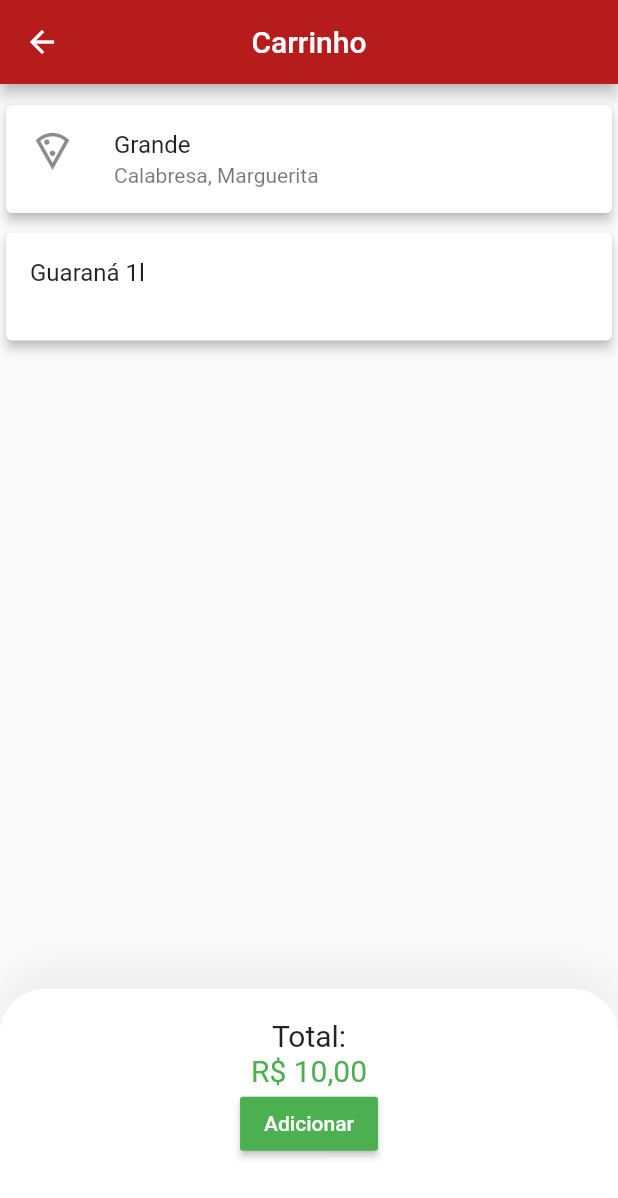
After one commit to GBRielGCLC/TCC-MOBILE, a Flutter app: the Carrinho screen opened by its route, on a phone screen of 412 x 824 dp. The commit adds this screen. Shown: the top 1198 px of the screen. Run offline on Flutter 3.47's test engine with Material 2 defaults, Android fonts, the phone set to English and light mode, and no system bars; missing offline and left inert: spinner_input.

Commit message:
início da tela de carrinho

```diff
--- a/lib/app_widget.dart
+++ b/lib/app_widget.dart
@@ -1,6 +1,8 @@
 import 'package:flutter/material.dart';
+import 'package:pizzaria/carrinho.dart';
 import 'package:pizzaria/pedido.dart';
 import 'package:pizzaria/teste.dart';
+import 'package:pizzaria/carrinho.dart';
 
 import 'mesa.dart';
 
@@ -16,6 +18,7 @@ class AppWidget extends StatelessWidget {
         "/": (context) => Mesa(),
         "/pedido": (context) => Pedido(),
         "/teste": (context) => Teste(),
+        "/carrinho": (context) => Carrinho(),
       },
     );
   }
--- /dev/null
+++ b/lib/carrinho.dart
@@ -0,0 +1,143 @@
+import 'package:flutter/material.dart';
+
+class Carrinho extends StatefulWidget {
+  @override
+  _CarrinhoState createState() => _CarrinhoState();
+}
+
+class _CarrinhoState extends State<Carrinho> {
+  @override
+  Widget build(BuildContext context) {
+    return Scaffold(
+      appBar: AppBar(
+        title: Text("Carrinho"),
+        centerTitle: true,
+        backgroundColor: Colors.red[900],
+      ),
+      body: body(),
+      bottomNavigationBar: bottom(),
+    );
+  }
+
+  body() {
+    return Column(
+      children: [
+        SizedBox(
+          height: 10,
+        ),
+        Dismissible(
+          key: ValueKey(1),
+          onDismissed: (direction) {
+            print(direction);
+          },
+          background: Container(
+            color: Colors.yellow,
+            child: Icon(
+              Icons.edit_outlined,
+              color: Colors.white,
+              size: 30,
+            ),
+            alignment: Alignment.centerLeft,
+            padding: EdgeInsets.only(left: 20),
+          ),
+          secondaryBackground: Container(
+            color: Colors.red,
+            child: Icon(
+              Icons.delete_outline,
+              color: Colors.white,
+              size: 30,
+            ),
+            alignment: Alignment.centerRight,
+            padding: EdgeInsets.only(right: 20),
+          ),
+          child: Card(
+            child: ListTile(
+              leading: Icon(Icons.local_pizza_outlined,size: 30,),
+              title: Text("Grande"),
+              subtitle: Text("Calabresa, Marguerita",),
+            ),
+            elevation: 3,
+          ),
+        ),
+        SizedBox(
+          height: 5,
+        ),
+        Dismissible(
+          key: ValueKey(2),
+          onDismissed: (direction) {
+            print(direction);
+          },
+          background: Container(
+            color: Colors.yellow,
+            child: Icon(
+              Icons.edit,
+              color: Colors.white,
+              size: 30,
+            ),
+            alignment: Alignment.centerLeft,
+            padding: EdgeInsets.only(left: 20),
+          ),
+          secondaryBackground: Container(
+            color: Colors.red,
+            child: Icon(
+              Icons.delete,
+              color: Colors.white,
+              size: 30,
+            ),
+            alignment: Alignment.centerRight,
+            padding: EdgeInsets.only(right: 20),
+          ),
+          child: Card(
+            child: ListTile(
+              title: Text("Guaraná 1l"),
+              subtitle: Text(""),
+            ),
+            elevation: 3,
+          ),
+        ),
+      ],
+    );
+  }
+
+  bottom(){
+    return Container(
+      padding: EdgeInsets.symmetric(
+        vertical: 20,
+        horizontal: MediaQuery.of(context).size.width*0.1,
+      ),
+      height: MediaQuery.of(context).size.height*0.2,
+      decoration: BoxDecoration(
+        color: Colors.white,
+        borderRadius: BorderRadius.only(topLeft: Radius.circular(30),topRight: Radius.circular(30)),
+        boxShadow: [BoxShadow(
+          offset: Offset(0,-15),
+          blurRadius: 20,
+          color: Colors.grey[200],
+        )]
+      ),
+      child: Column(
+        children: [
+          Text(
+            "Total:",
+            style: TextStyle(
+              fontSize: 20,
+            ),
+          ),
+          Text(
+            "R\$ 10,00",
+            style: TextStyle(
+              fontSize: 20,
+              color: Colors.green,
+            ),
+          ),
+          RaisedButton(
+            child: Text("Adicionar"),
+            color: Colors.green,
+            textColor: Colors.white,
+            onPressed: (){},
+          ),
+        ],
+      ),
+    );
+  }
+}
--- a/lib/pedido.dart
+++ b/lib/pedido.dart
@@ -40,7 +40,9 @@ class _PedidoState extends State<Pedido> with SingleTickerProviderStateMixin {
         ],
       ),
       floatingActionButton: FloatingActionButton(
-        onPressed: () {},
+        onPressed: () {
+          Navigator.of(context).pushNamed("/carrinho");
+        },
         child: Icon(Icons.shopping_cart),
       ),
     );
```
